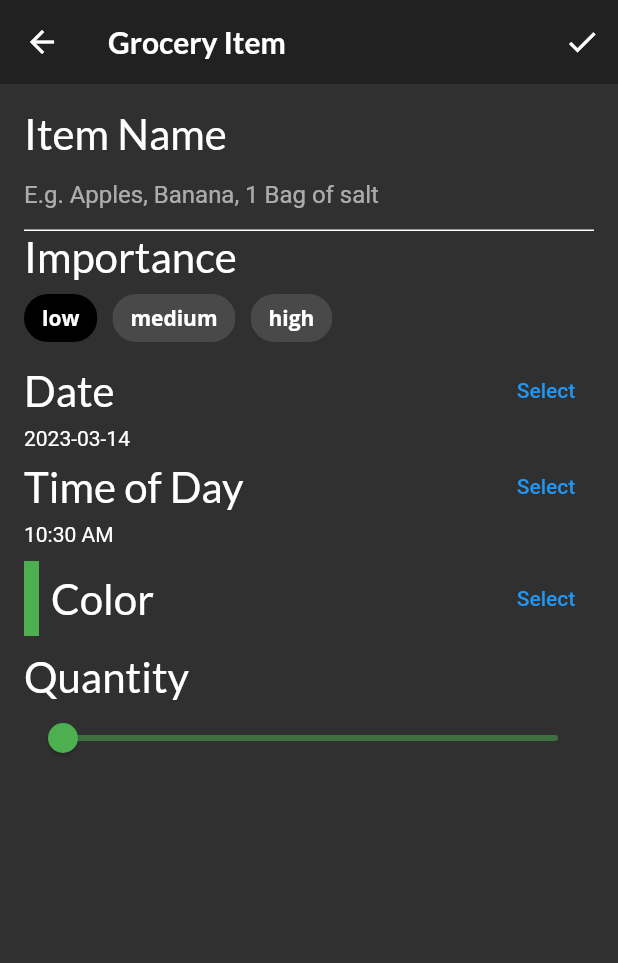
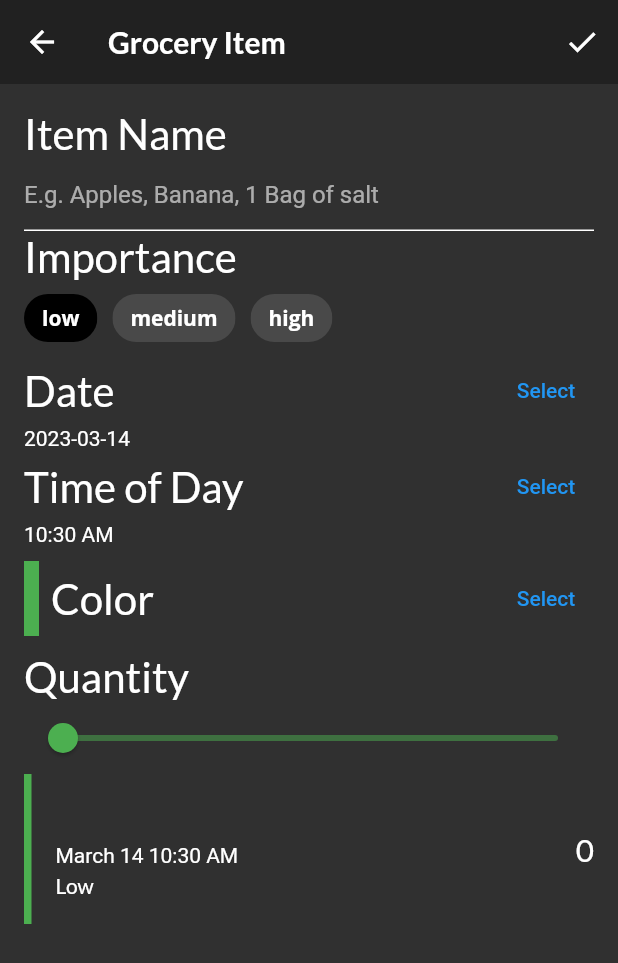
Before and after one commit to lmw4051/Food, a Flutter app: the GroceryItemScreen screen opened directly with empty values, after a tap on the "check" icon, on a phone screen of 412 x 824 dp. Shown: the top 963 px of the screen. Run offline on Flutter 3.47's test engine with Material 2 defaults, Android fonts, the phone set to English and light mode, and no system bars; our stand-ins replace flutter_colorpicker, google_fonts.

Commit message:
feat: add GroceryTile in GroceryItemScreen

```diff
--- /dev/null
+++ b/lib/components/grocery_tile.dart
@@ -0,0 +1,110 @@
+import 'package:flutter/material.dart';
+import 'package:google_fonts/google_fonts.dart';
+import 'package:intl/intl.dart';
+import '../models/grocery_item.dart';
+
+class GroceryTile extends StatelessWidget {
+  final GroceryItem item;
+  final Function(bool?)? onComplete;
+  final TextDecoration textDecoration;
+
+  GroceryTile({
+    super.key,
+    required this.item,
+    this.onComplete,
+  }) : textDecoration =
+            item.isComplete ? TextDecoration.lineThrough : TextDecoration.none;
+
+  @override
+  Widget build(BuildContext context) {
+    return SizedBox(
+      height: 100.0,
+      child: Row(
+        mainAxisAlignment: MainAxisAlignment.spaceBetween,
+        children: [
+          Row(
+            children: [
+              Container(width: 5.0, color: item.color),
+              const SizedBox(width: 16.0),
+              Column(
+                mainAxisAlignment: MainAxisAlignment.center,
+                crossAxisAlignment: CrossAxisAlignment.start,
+                children: [
+                  Text(
+                    item.name,
+                    style: GoogleFonts.lato(
+                      decoration: textDecoration,
+                      fontSize: 21.0,
+                      fontWeight: FontWeight.bold,
+                    ),
+                  ),
+                  const SizedBox(height: 4.0),
+                  buildDate(),
+                  const SizedBox(height: 4.0),
+                  buildImportance(),
+                ],
+              ),
+            ],
+          ),
+          Row(
+            children: [
+              Text(
+                item.quantity.toString(),
+                style: GoogleFonts.lato(
+                  decoration: textDecoration,
+                  fontSize: 21.0,
+                ),
+              ),
+            ],
+          ),
+        ],
+      ),
+    );
+  }
+
+  Widget buildImportance() {
+    if (item.importance == Importance.low) {
+      return Text(
+        'Low',
+        style: GoogleFonts.lato(
+          decoration: textDecoration,
+        ),
+      );
+    } else if (item.importance == Importance.medium) {
+      return Text(
+        'Medium',
+        style: GoogleFonts.lato(
+          fontWeight: FontWeight.w800,
+          decoration: textDecoration,
+        ),
+      );
+    } else if (item.importance == Importance.high) {
+      return Text(
+        'High',
+        style: GoogleFonts.lato(
+          color: Colors.red,
+          fontWeight: FontWeight.w900,
+          decoration: textDecoration,
+        ),
+      );
+    } else {
+      throw Exception('This importance type does not exist');
+    }
+  }
+
+  Widget buildDate() {
+    final dateFormatter = DateFormat('MMMM dd h:mm a');
+    final dateString = dateFormatter.format(item.date);
+    return Text(
+      dateString,
+      style: TextStyle(decoration: textDecoration),
+    );
+  }
+
+  Widget buildCheckBox() {
+    return Checkbox(
+      value: item.isComplete,
+      onChanged: onComplete,
+    );
+  }
+}
--- a/lib/screens/grocery_item_screen.dart
+++ b/lib/screens/grocery_item_screen.dart
@@ -4,6 +4,7 @@ import 'package:flutter_colorpicker/flutter_colorpicker.dart';
 import 'package:intl/intl.dart';
 import 'package:uuid/uuid.dart';
 import '../models/models.dart';
+import '../components/grocery_tile.dart';
 
 class GroceryItemScreen extends StatefulWidget {
   final Function(GroceryItem) onCreate;
@@ -71,7 +72,26 @@ class GroceryItemScreenState extends State<GroceryItemScreen> {
           IconButton(
             icon: Icon(Icons.check),
             onPressed: () {
-              // TODO: Add callback handler
+              final groceryItem = GroceryItem(
+                id: widget.originalItem?.id ?? const Uuid().v1(),
+                name: _nameController.text,
+                importance: _importance,
+                color: _currentColor,
+                quantity: _currentSliderValue,
+                date: DateTime(
+                  _dueDate.year,
+                  _dueDate.month,
+                  _dueDate.day,
+                  _dueDate.hour,
+                  _dueDate.minute,
+                ),
+              );
+
+              if (widget.isUpdating) {
+                widget.onUpdate(groceryItem);
+              } else {
+                widget.onCreate(groceryItem);
+              }
             },
           )
         ],
@@ -93,7 +113,22 @@ class GroceryItemScreenState extends State<GroceryItemScreen> {
             buildColorPicker(context),
             const SizedBox(height: 10.0),
             buildQuantityField(),
-            // TODO: Add Grocery Tile
+            GroceryTile(
+              item: GroceryItem(
+                id: 'previewMode',
+                name: _name,
+                importance: _importance,
+                color: _currentColor,
+                quantity: _currentSliderValue,
+                date: DateTime(
+                  _dueDate.year,
+                  _dueDate.month,
+                  _dueDate.day,
+                  _dueDate.hour,
+                  _dueDate.minute,
+                ),
+              ),
+            )
           ],
         ),
       ),
```
